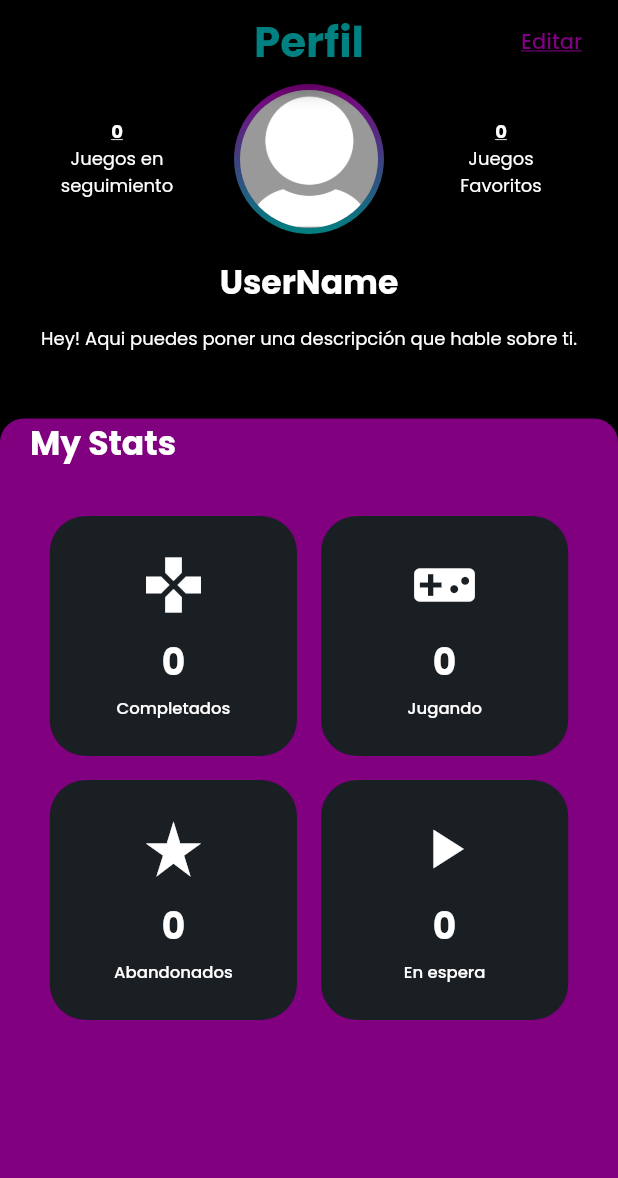
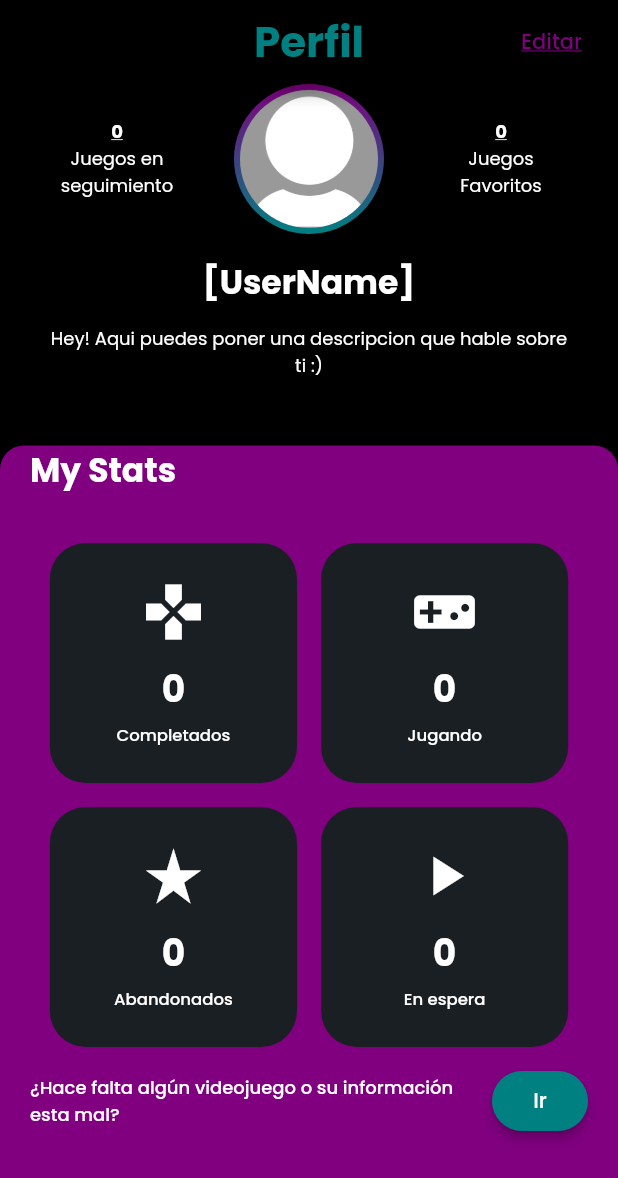
Before and after one commit to AngelS1708/GGProyect, a Flutter app: the ProfileWidget screen opened directly, on a phone screen of 412 x 824 dp. Shown: the top 1178 px of the screen. Run offline on Flutter 3.47's test engine with Material 2 defaults, Android fonts, the light colour scheme and no system bars; drawn by our look-alikes of auto_size_text; our stand-ins replace font_awesome_flutter, from_css_color, go_router, google_fonts, mask_text_input_formatter, page_transition and 3 more; missing offline and left inert: json_path; accounts and stored records are empty; network calls fail.

Commit message:
Version Final hecho con FF

```diff
--- a/lib/consultas/all_games/all_games_widget.dart
+++ b/lib/consultas/all_games/all_games_widget.dart
@@ -92,7 +92,7 @@ class _AllGamesWidgetState extends State<AllGamesWidget> {
                                 ClipRRect(
                                   borderRadius: BorderRadius.circular(40.0),
                                   child: Image.network(
-                                    'https://picsum.photos/seed/817/600',
+                                    'https://files.cults3d.com/uploaders/16527374/illustration-file/707bf1d6-ae50-45c0-8e2f-98c3b49af524/kirbo_001.jpg',
                                     width: 60.0,
                                     height: 60.0,
                                     fit: BoxFit.cover,
--- a/lib/flutter_flow/nav/nav.dart
+++ b/lib/flutter_flow/nav/nav.dart
@@ -57,30 +57,14 @@ GoRouter createRouter(AppStateNotifier appStateNotifier) => GoRouter(
           path: '/search',
           builder: (context, params) => params.isEmpty
               ? NavBarPage(initialPage: 'Search')
-              : SearchWidget(
-                  nameGame: params.getParam('nameGame', ParamType.String),
-                  year: params.getParam('year', ParamType.String),
-                  plataformas: params.getParam('plataformas', ParamType.String),
-                ),
+              : SearchWidget(),
         ),
         FFRoute(
           name: 'Profile',
           path: '/profile',
           builder: (context, params) => params.isEmpty
               ? NavBarPage(initialPage: 'Profile')
-              : ProfileWidget(
-                  description: params.getParam('description', ParamType.String),
-                  username: params.getParam('username', ParamType.String),
-                  gamesCompleted:
-                      params.getParam('gamesCompleted', ParamType.String),
-                  favGames: params.getParam('favGames', ParamType.String),
-                  jugando: params.getParam('jugando', ParamType.String),
-                  enEspera: params.getParam('enEspera', ParamType.String),
-                  juegosSeguidos:
-                      params.getParam('juegosSeguidos', ParamType.String),
-                  abandonadosGames:
-                      params.getParam('abandonadosGames', ParamType.String),
-                ),
+              : ProfileWidget(),
         ),
         FFRoute(
           name: 'editarPerfil',
@@ -108,9 +92,14 @@ GoRouter createRouter(AppStateNotifier appStateNotifier) => GoRouter(
           builder: (context, params) => AddGameWidget(),
         ),
         FFRoute(
-          name: 'EliminationGames',
-          path: '/eliminationGames',
-          builder: (context, params) => EliminationGamesWidget(),
+          name: 'EliminateGames',
+          path: '/eliminateGames',
+          builder: (context, params) => EliminateGamesWidget(),
+        ),
+        FFRoute(
+          name: 'AdminViewer',
+          path: '/adminViewer',
+          builder: (context, params) => AdminViewerWidget(),
         )
       ].map((r) => r.toRoute(appStateNotifier)).toList(),
       urlPathStrategy: UrlPathStrategy.path,
--- a/lib/index.dart
+++ b/lib/index.dart
@@ -11,5 +11,6 @@ export '/consultas/contenido_juego/contenido_juego_widget.dart'
     show ContenidoJuegoWidget;
 export '/consultas/all_games/all_games_widget.dart' show AllGamesWidget;
 export '/admin/add_game/add_game_widget.dart' show AddGameWidget;
-export '/admin/elimination_games/elimination_games_widget.dart'
-    show EliminationGamesWidget;
+export '/admin/eliminate_games/eliminate_games_widget.dart'
+    show EliminateGamesWidget;
+export '/admin/admin_viewer/admin_viewer_widget.dart' show AdminViewerWidget;
--- a/lib/principal/home/home_widget.dart
+++ b/lib/principal/home/home_widget.dart
@@ -184,7 +184,7 @@ class _HomeWidgetState extends State<HomeWidget> {
                                             borderRadius:
                                                 BorderRadius.circular(8.0),
                                             child: Image.network(
-                                              'https://picsum.photos/seed/230/600',
+                                              'https://files.cults3d.com/uploaders/16527374/illustration-file/707bf1d6-ae50-45c0-8e2f-98c3b49af524/kirbo_001.jpg',
                                               width: 90.0,
                                               height: 90.0,
                                               fit: BoxFit.fitHeight,
@@ -294,7 +294,7 @@ class _HomeWidgetState extends State<HomeWidget> {
                                                         BorderRadius.circular(
                                                             8.0),
                                                     child: Image.network(
-                                                      'https://picsum.photos/seed/230/600',
+                                                      'https://files.cults3d.com/uploaders/16527374/illustration-file/707bf1d6-ae50-45c0-8e2f-98c3b49af524/kirbo_001.jpg',
                                                       width: 90.0,
                                                       height: 90.0,
                                                       fit: BoxFit.fitHeight,
@@ -418,7 +418,7 @@ class _HomeWidgetState extends State<HomeWidget> {
                                                           BorderRadius.circular(
                                                               8.0),
                                                       child: Image.network(
-                                                        'https://picsum.photos/seed/230/600',
+                                                        'https://files.cults3d.com/uploaders/16527374/illustration-file/707bf1d6-ae50-45c0-8e2f-98c3b49af524/kirbo_001.jpg',
                                                         width: 90.0,
                                                         height: 90.0,
                                                         fit: BoxFit.fitHeight,
--- a/lib/principal/profile/profile_widget.dart
+++ b/lib/principal/profile/profile_widget.dart
@@ -8,35 +8,7 @@ import 'profile_model.dart';
 export 'profile_model.dart';
 
 class ProfileWidget extends StatefulWidget {
-  const ProfileWidget({
-    Key? key,
-    String? description,
-    String? username,
-    String? gamesCompleted,
-    String? favGames,
-    String? jugando,
-    String? enEspera,
-    String? juegosSeguidos,
-    String? abandonadosGames,
-  })  : this.description = description ??
-            'Hey! Aqui puedes poner una descripción que hable sobre ti.',
-        this.username = username ?? 'UserName',
-        this.gamesCompleted = gamesCompleted ?? '0',
-        this.favGames = favGames ?? '0',
-        this.jugando = jugando ?? '0',
-        this.enEspera = enEspera ?? '0',
-        this.juegosSeguidos = juegosSeguidos ?? '0',
-        this.abandonadosGames = abandonadosGames ?? '0',
-        super(key: key);
-
-  final String description;
-  final String username;
-  final String gamesCompleted;
-  final String favGames;
-  final String jugando;
-  final String enEspera;
-  final String juegosSeguidos;
-  final String abandonadosGames;
+  const ProfileWidget({Key? key}) : super(key: key);
 
   @override
   _ProfileWidgetState createState() => _ProfileWidgetState();
@@ -133,7 +105,7 @@ class _ProfileWidgetState extends State<ProfileWidget> {
                       mainAxisAlignment: MainAxisAlignment.center,
                       children: [
                         Text(
-                          widget.juegosSeguidos,
+                          '0',
                           style:
                               FlutterFlowTheme.of(context).bodyMedium.override(
                                     fontFamily: 'Poppins',
@@ -190,7 +162,7 @@ class _ProfileWidgetState extends State<ProfileWidget> {
                       mainAxisSize: MainAxisSize.max,
                       children: [
                         Text(
-                          widget.favGames,
+                          '0',
                           style:
                               FlutterFlowTheme.of(context).bodyMedium.override(
                                     fontFamily: 'Poppins',
@@ -211,7 +183,7 @@ class _ProfileWidgetState extends State<ProfileWidget> {
               Padding(
                 padding: EdgeInsetsDirectional.fromSTEB(0.0, 16.0, 0.0, 0.0),
                 child: Text(
-                  widget.username,
+                  '[UserName]',
                   style: FlutterFlowTheme.of(context).titleLarge.override(
                         fontFamily: 'Poppins',
                         fontWeight: FontWeight.bold,
@@ -221,7 +193,7 @@ class _ProfileWidgetState extends State<ProfileWidget> {
               Padding(
                 padding: EdgeInsetsDirectional.fromSTEB(24.0, 12.0, 24.0, 0.0),
                 child: Text(
-                  widget.description,
+                  'Hey! Aqui puedes poner una descripcion que hable sobre ti :)',
                   textAlign: TextAlign.center,
                   style: FlutterFlowTheme.of(context).bodyMedium,
                 ),
@@ -338,7 +310,7 @@ class _ProfileWidgetState extends State<ProfileWidget> {
                                                       .fromSTEB(
                                                           0.0, 12.0, 0.0, 4.0),
                                                   child: Text(
-                                                    widget.gamesCompleted,
+                                                    '0',
                                                     textAlign: TextAlign.center,
                                                     style: FlutterFlowTheme.of(
                                                             context)
@@ -410,7 +382,7 @@ class _ProfileWidgetState extends State<ProfileWidget> {
                                                       .fromSTEB(
                                                           0.0, 12.0, 0.0, 4.0),
                                                   child: Text(
-                                                    widget.jugando,
+                                                    '0',
                                                     textAlign: TextAlign.center,
                                                     style: FlutterFlowTheme.of(
                                                             context)
@@ -482,7 +454,7 @@ class _ProfileWidgetState extends State<ProfileWidget> {
                                                       .fromSTEB(
                                                           0.0, 12.0, 0.0, 4.0),
                                                   child: Text(
-                                                    widget.abandonadosGames,
+                                                    '0',
                                                     textAlign: TextAlign.center,
                                                     style: FlutterFlowTheme.of(
                                                             context)
@@ -554,7 +526,7 @@ class _ProfileWidgetState extends State<ProfileWidget> {
                                                       .fromSTEB(
                                                           0.0, 12.0, 0.0, 4.0),
                                                   child: Text(
-                                                    widget.enEspera,
+                                                    '0',
                                                     textAlign: TextAlign.center,
                                                     style: FlutterFlowTheme.of(
                                                             context)
@@ -583,6 +555,68 @@ class _ProfileWidgetState extends State<ProfileWidget> {
                               ],
                             ),
                           ),
+                          Padding(
+                            padding: EdgeInsetsDirectional.fromSTEB(
+                                0.0, 0.0, 20.0, 0.0),
+                            child: Row(
+                              mainAxisSize: MainAxisSize.max,
+                              mainAxisAlignment: MainAxisAlignment.spaceBetween,
+                              children: [
+                                Flexible(
+                                  child: Padding(
+                                    padding: EdgeInsetsDirectional.fromSTEB(
+                                        20.0, 0.0, 0.0, 0.0),
+                                    child: Text(
+                                      '¿Hace falta algún videojuego o su información esta mal?',
+                                      style: FlutterFlowTheme.of(context)
+                                          .bodyMedium
+                                          .override(
+                                            fontFamily: 'Poppins',
+                                            fontWeight: FontWeight.w500,
+                                          ),
+                                    ),
+                                  ),
+                                ),
+                                FFButtonWidget(
+                                  onPressed: () async {
+                                    context.pushNamed(
+                                      'AdminViewer',
+                                      extra: <String, dynamic>{
+                                        kTransitionInfoKey: TransitionInfo(
+                                          hasTransition: true,
+                                          transitionType:
+                                              PageTransitionType.rightToLeft,
+                                          duration: Duration(milliseconds: 400),
+                                        ),
+                                      },
+                                    );
+                                  },
+                                  text: 'Ir',
+                                  options: FFButtonOptions(
+                                    height: 40.0,
+                                    padding: EdgeInsetsDirectional.fromSTEB(
+                                        24.0, 0.0, 24.0, 0.0),
+                                    iconPadding: EdgeInsetsDirectional.fromSTEB(
+                                        0.0, 0.0, 0.0, 0.0),
+                                    color:
+                                        FlutterFlowTheme.of(context).secondary,
+                                    textStyle: FlutterFlowTheme.of(context)
+                                        .titleSmall
+                                        .override(
+                                          fontFamily: 'Poppins',
+                                          color: Colors.white,
+                                        ),
+                                    elevation: 3.0,
+                                    borderSide: BorderSide(
+                                      color: Colors.transparent,
+                                      width: 1.0,
+                                    ),
+                                    borderRadius: BorderRadius.circular(20.0),
+                                  ),
+                                ),
+                              ],
+                            ),
+                          ),
                         ],
                       ),
                     ),
```
Also changed, not shown: lib/admin/add_game/add_game_widget.dart (+8 -3 lines), lib/edicion/editar_perfil/editar_perfil_widget.dart (+2 -22 lines), lib/principal/search/search_widget.dart (+17 -17 lines).
